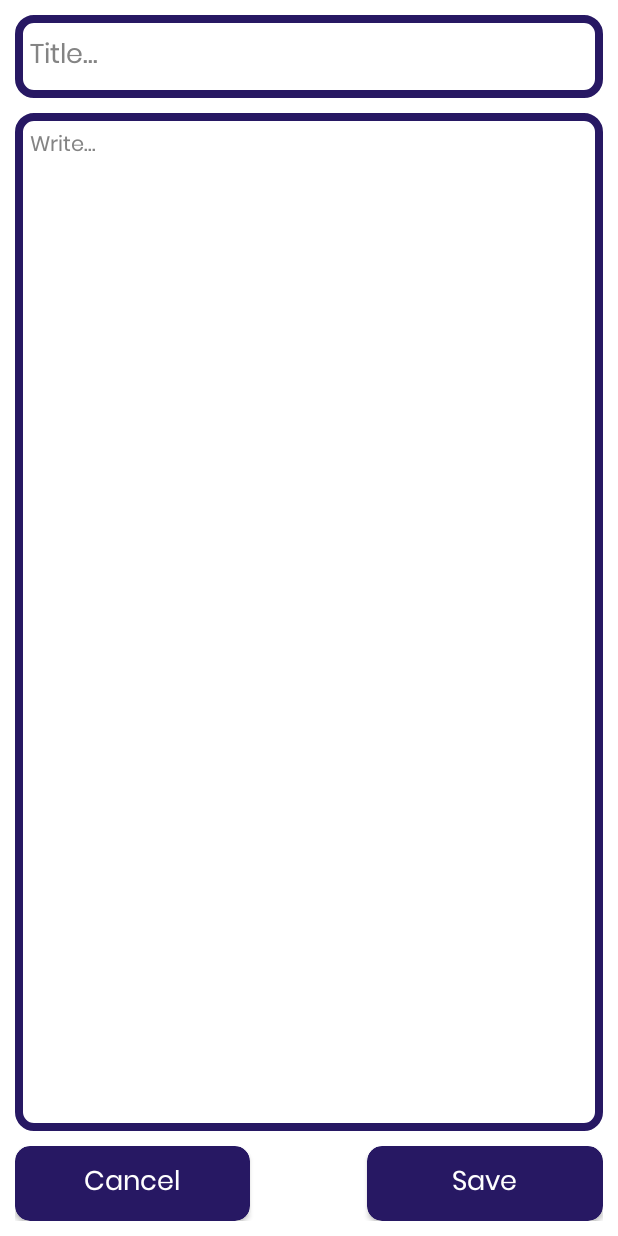
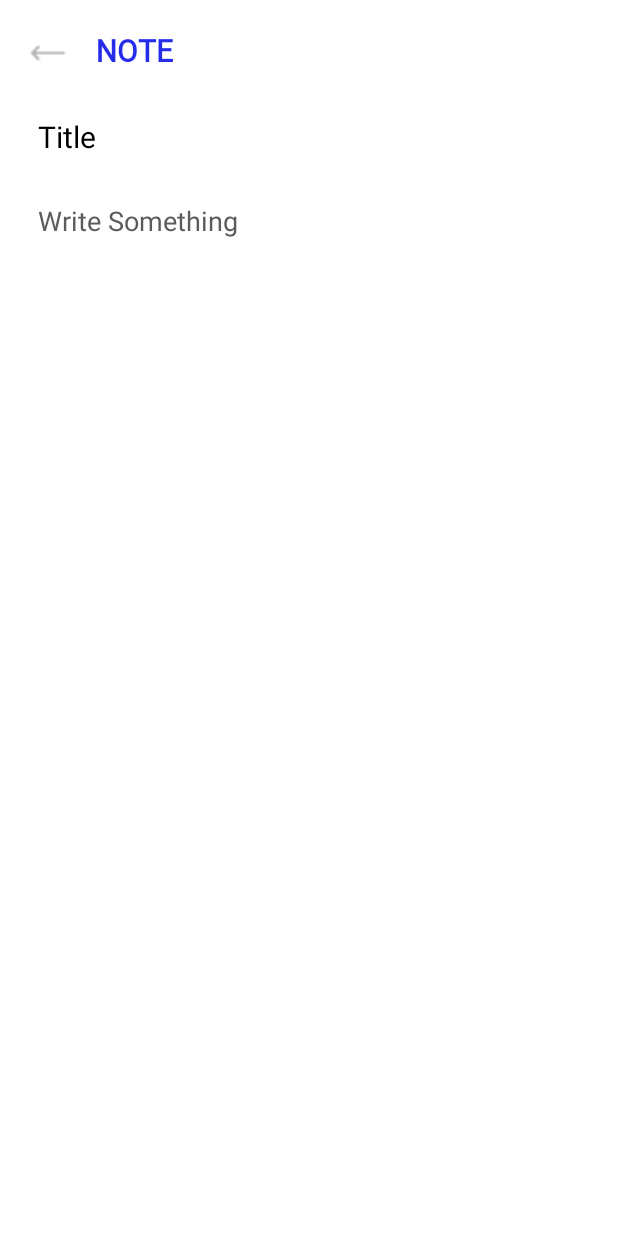
Before and after one commit to ronaldkelechi11/Cs-chat.2, an Android app: the NewNote screen opened directly, with no data from a screen before it, on a phone screen of 412 x 824 dp. Run offline under Robolectric (Android 15) with nearby library versions, the phone set to English and light mode, and no system bars.

```diff
--- a/app/src/main/AndroidManifest.xml
+++ b/app/src/main/AndroidManifest.xml
@@ -35,7 +35,7 @@
             android:exported="false"
             android:parentActivityName=".Notes" />
         <activity
-            android:name=".Notes"
+            android:name=".MainActivity"
             android:exported="false"
             android:theme="@style/Theme.Cschat.white"
             android:parentActivityName=".HomeScreen" />
@@ -53,7 +53,7 @@
             android:name=".Register"
             android:exported="false" />
         <activity
-            android:name=".MainActivity"
+            android:name=".Notes"
             android:exported="true">
             <intent-filter>
                 <action android:name="android.intent.action.MAIN" />
--- a/app/src/main/java/com/bms/cschat/NewNote.java
+++ b/app/src/main/java/com/bms/cschat/NewNote.java
@@ -14,10 +14,7 @@ import com.bms.cschat.classes.Note;
 import com.bms.cschat.managers.NotesSqliteManager;
 
 public class NewNote extends AppCompatActivity {
-    EditText title,description;
-    Note selectedNote;
-
-    AlertDialog alertDialog;
+    AlertDialog dialog;
     AlertDialog.Builder builder;
 
     @Override
@@ -25,77 +22,26 @@ public class NewNote extends AppCompatActivity {
         super.onCreate(savedInstanceState);
         setContentView(R.layout.activity_new_note);
 
-        title = findViewById(R.id.noteTitleEditText);
-        description = findViewById(R.id.noteDescriptionEdittext);
-
-        checkForEditNote();
-
-
     }
 
-    private void checkForEditNote() {
-        Intent previousIntent = getIntent();
-        int passedNoteID = previousIntent.getIntExtra(Note.NOTE_EDIT_EXTRA, -1);
-        selectedNote = Note.getPassedNoteID(passedNoteID);
-
-        boolean decider = selectedNote == null;
-        if(selectedNote != null) {
-            title.setText(selectedNote.getTitle());
-            description.setText(selectedNote.getDescription());
-        }
-        if(selectedNote == null){
-            title.setText("");
-            description.setText("");
-        }
-    }
-
-    public void saveNote(View view) {
-        NotesSqliteManager notesSqliteManager = NotesSqliteManager.instanceOfDatabase(this);
-        String titletxt = title.getText().toString();
-        String desctxt = description.getText().toString();
-        int id = Note.noteArrayList.size();
-
-        //FrontEnd Validation
-        if(titletxt.isEmpty()){
-            title.setError("Title Cannot be empty");
-            title.requestFocus();
-            return;
-        }
-
-        if(selectedNote == null){
-            Note newNote = new Note(id,titletxt,desctxt);
-            notesSqliteManager.addNoteToDatabase(newNote);
-            Note.noteArrayList.add(newNote);
-            Toast.makeText(getApplicationContext(), "Noted Saved", Toast.LENGTH_SHORT).show();
-        }
-        else{
-            selectedNote.setTitle(titletxt);
-            selectedNote.setDescription(desctxt);
-            notesSqliteManager.updateNoteInDB(selectedNote);
-            Toast.makeText(getApplicationContext(), "Note Updated", Toast.LENGTH_SHORT).show();
-        }
-        finish();
-    }
-
-    public void cancel(View view) {
+    public void goToNotes(View view) {
         builder = new AlertDialog.Builder(NewNote.this);
-        builder.setMessage("Are you sure you wish to exit?");
+        builder.setMessage("Are you sure you want to leave ? Note might not be saved.");
         builder.setCancelable(true);
         builder.setPositiveButton("Yes", new DialogInterface.OnClickListener() {
             @Override
             public void onClick(DialogInterface dialogInterface, int i) {
                 finish();
-                alertDialog.cancel();
+                dialog.cancel();
             }
         })
         .setNegativeButton("No", new DialogInterface.OnClickListener() {
             @Override
             public void onClick(DialogInterface dialogInterface, int i) {
-                alertDialog.cancel();
+                dialog.cancel();
             }
         });
-        alertDialog = builder.create();
-        alertDialog.show();
+        dialog = builder.create();
+        dialog.show();
     }
-
 }
--- a/app/src/main/res/layout/activity_new_note.xml
+++ b/app/src/main/res/layout/activity_new_note.xml
@@ -5,101 +5,62 @@
     android:layout_width="match_parent"
     android:layout_height="match_parent"
     android:background="@color/white"
-    android:padding="10dp"
+    android:padding="20dp"
     tools:context=".NewNote">
 
-    <EditText
-        android:id="@+id/noteTitleEditText"
-        android:layout_width="match_parent"
-        android:layout_height="55dp"
-        android:background="@drawable/outlined_box_blue"
-        android:fontFamily="@font/poppins"
-        android:gravity="center_vertical"
-        android:hint="Title..."
-        android:imeOptions="actionDone"
-        android:inputType="text"
-        android:maxLength="25"
-        android:padding="10dp"
-        android:singleLine="true"
-        android:textColor="@color/black"
-        android:textColorHint="@color/grey"
-        android:textSize="18sp"
-        app:layout_constraintEnd_toEndOf="parent"
+    <ImageView
+        android:id="@+id/registerBack"
+        android:layout_width="wrap_content"
+        android:layout_height="wrap_content"
+        android:layout_marginTop="3dp"
+        android:cropToPadding="true"
+        android:onClick="goToNotes"
+        android:src="@drawable/back"
         app:layout_constraintStart_toStartOf="parent"
         app:layout_constraintTop_toTopOf="parent" />
 
+    <TextView
+        android:id="@+id/textView12"
+        android:layout_width="wrap_content"
+        android:layout_height="wrap_content"
+        android:layout_marginHorizontal="20dp"
+        android:fontFamily="@font/roboto"
+        android:text="NOTE"
+        android:textColor="@color/primary3"
+        android:textSize="20sp"
+        android:textStyle="bold"
+        app:layout_constraintStart_toEndOf="@+id/registerBack"
+        app:layout_constraintTop_toTopOf="parent" />
+
     <EditText
-        android:id="@+id/noteDescriptionEdittext"
+        android:id="@+id/titleNewNote"
+        android:layout_width="wrap_content"
+        android:layout_height="wrap_content"
+        android:layout_marginHorizontal="5dp"
+        android:layout_marginTop="30dp"
+        android:background="@android:color/transparent"
+        android:hint="Title"
+        android:textSize="20sp"
+        android:singleLine="true"
+        android:textColor="@color/black"
+        android:textColorHint="@color/black"
+        app:layout_constraintStart_toStartOf="parent"
+        app:layout_constraintTop_toBottomOf="@+id/textView12" />
+
+    <EditText
+        android:id="@+id/descriptionNewNote"
         android:layout_width="match_parent"
         android:layout_height="0dp"
-        android:layout_marginTop="10dp"
-        android:layout_marginBottom="10dp"
-        android:background="@drawable/outlined_box_blue"
-        android:fontFamily="@font/poppins"
+        android:layout_marginHorizontal="5dp"
+        android:layout_marginTop="30dp"
+        android:background="@android:color/transparent"
         android:gravity="top"
-        android:hint="Write..."
-        android:imeOptions="actionDone"
-        android:padding="10dp"
+        android:hint="Write Something"
         android:singleLine="false"
         android:textColor="@color/black"
-        android:textColorHint="@color/grey"
-        android:textSize="14sp"
-        app:layout_constraintBottom_toTopOf="@+id/tableRow"
+        android:textColorHint="@color/black4"
+        app:layout_constraintBottom_toBottomOf="parent"
         app:layout_constraintEnd_toEndOf="parent"
         app:layout_constraintStart_toStartOf="parent"
-        app:layout_constraintTop_toBottomOf="@+id/noteTitleEditText" />
-
-    <TableRow
-        android:id="@+id/tableRow"
-        android:layout_width="match_parent"
-        android:layout_height="50dp"
-        app:layout_constraintBottom_toBottomOf="parent"
-        app:layout_constraintEnd_toEndOf="parent"
-        app:layout_constraintStart_toStartOf="parent">
-
-        <androidx.cardview.widget.CardView
-            android:onClick="cancel"
-            android:layout_width="0dp"
-            android:layout_weight="1"
-            android:layout_height="match_parent"
-            app:cardCornerRadius="10dp"
-            app:cardBackgroundColor="@color/blue"
-            >
-            <TextView
-                android:layout_width="wrap_content"
-                android:layout_height="wrap_content"
-                android:text="Cancel"
-                android:textColor="@color/white"
-                android:fontFamily="@font/poppins"
-                android:textSize="18sp"
-                android:layout_gravity="center"
-                />
-        </androidx.cardview.widget.CardView>
-        <Space
-            android:layout_width="0dp"
-            android:layout_weight="0.5"
-            />
-        <androidx.cardview.widget.CardView
-            android:onClick="saveNote"
-            android:layout_width="0dp"
-            android:layout_weight="1"
-            android:layout_height="match_parent"
-            app:cardCornerRadius="10dp"
-            app:cardBackgroundColor="@color/blue"
-            >
-            <TextView
-                android:layout_width="wrap_content"
-                android:layout_height="wrap_content"
-                android:text="Save"
-                android:textColor="@color/white"
-                android:fontFamily="@font/poppins"
-                android:textSize="18sp"
-                android:layout_gravity="center"
-                />
-        </androidx.cardview.widget.CardView>
-
-
-
-    </TableRow>
-
+        app:layout_constraintTop_toBottomOf="@+id/titleNewNote" />
 </androidx.constraintlayout.widget.ConstraintLayout>
```
